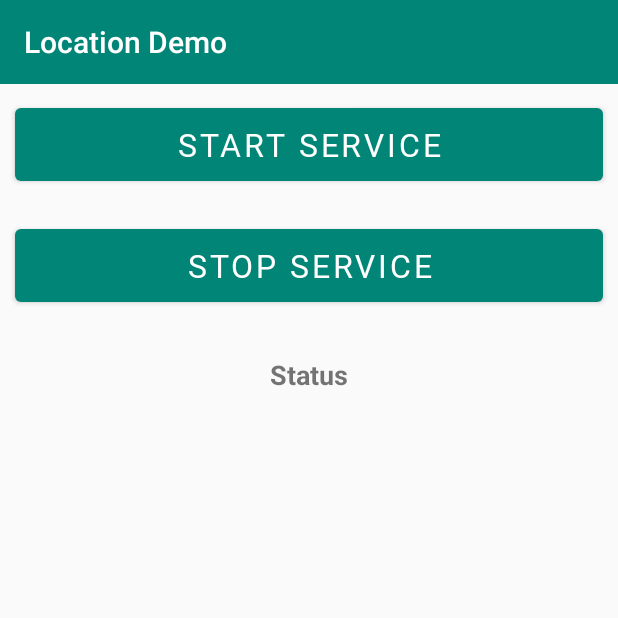
After one commit to manishpatelgt/kotlindemo, an Android app: the LocationDemoActivity screen opened directly, with no data from a screen before it, on a phone screen of 412 x 824 dp, the top half of it. The commit adds this screen. Run offline under Robolectric (Android 15) with nearby library versions, the phone set to English and light mode, and no system bars; libraries missing offline, so code that uses them is left out: com.karumi.dexter; 3 statements that could not run were skipped.

Commit message:
- Added location logic

```diff
--- a/app/src/main/java/com/kotlindemo/activity/MainActivity.kt
+++ b/app/src/main/java/com/kotlindemo/activity/MainActivity.kt
@@ -9,6 +9,7 @@ import com.kotlindemo.activity.databinding.DataBindingActivity
 import com.kotlindemo.activity.databinding2.DataBindingActivity2
 import com.kotlindemo.activity.lifecycle.LifeCycleActivity
 import com.kotlindemo.activity.livedata.LiveDataActivity
+import com.kotlindemo.activity.location.LocationDemoActivity
 import com.kotlindemo.activity.motion.MotionActivity
 import com.kotlindemo.activity.mvc.view.MVCDemoActivity
 import com.kotlindemo.activity.mvp.view.MVPDemoActivity
@@ -106,6 +107,10 @@ class MainActivity : ParentActivity() {
             startActivity<com.kotlindemo.activity.retrofitdemo2.RetrofitDemoActivity>()
         }
 
+        location_button.setOnClickListener {
+            startActivity<LocationDemoActivity>()
+        }
+
         //From directly Object
         val pi = Consts.pi
 
--- /dev/null
+++ b/app/src/main/java/com/kotlindemo/activity/location/LocationDemoActivity.kt
@@ -0,0 +1,103 @@
+package com.kotlindemo.activity.location
+
+import android.Manifest
+import android.content.ComponentName
+import android.content.Context
+import android.content.Intent
+import android.content.ServiceConnection
+import android.os.Bundle
+import android.os.IBinder
+import com.karumi.dexter.Dexter
+import com.karumi.dexter.MultiplePermissionsReport
+import com.karumi.dexter.PermissionToken
+import com.karumi.dexter.listener.PermissionRequest
+import com.karumi.dexter.listener.multi.MultiplePermissionsListener
+import com.kotlindemo.R
+import com.kotlindemo.application.ParentActivity
+import com.kotlindemo.utility.ToastManager
+import kotlinx.android.synthetic.main.activity_location.*
+
+/**
+ * Created by Manish Patel on 7/5/2019.
+ */
+class LocationDemoActivity : ParentActivity() {
+
+    companion object {
+        var gpsService: FusedLocationService? = null
+        var mTracking = false
+        val TAG: String = LocationDemoActivity.javaClass::class.java.simpleName
+    }
+
+    override fun onCreate(savedInstanceState: Bundle?) {
+        super.onCreate(savedInstanceState)
+        setContentView(R.layout.activity_location)
+        setSupportActionBar(toolbar)
+        startLocationService()
+
+        startButton.setOnClickListener {
+            gpsService?.startTracking()
+            mTracking = true
+            toggleButtons()
+        }
+
+        stopButton.setOnClickListener {
+            mTracking = false
+            gpsService?.stopTracking()
+            toggleButtons()
+        }
+    }
+
+    fun startLocationService() {
+        val intent = Intent(this.application, FusedLocationService::class.java)
+        this.application.startService(intent)
+//        this.getApplication().startForegroundService(intent);
+        this.application.bindService(intent, serviceConnection, Context.BIND_AUTO_CREATE)
+    }
+
+    private fun toggleButtons() {
+        startButton.isEnabled = !mTracking
+        stopButton.isEnabled = mTracking
+        statusTextView.text = if (mTracking) "TRACKING" else "GPS Ready"
+    }
+
+    private val serviceConnection = object : ServiceConnection {
+        override fun onServiceConnected(className: ComponentName, service: IBinder) {
+            val name = className.className
+            if (name.endsWith("FusedLocationService")) {
+                gpsService = (service as FusedLocationService.LocalBinder).service
+                startButton.isEnabled = true
+                statusTextView.text = "GPS Ready"
+            }
+        }
+
+        override fun onServiceDisconnected(className: ComponentName) {
+            if (className.className == "FusedLocationService") {
+                gpsService = null
+            }
+        }
+    }
+
+    override fun onResume() {
+        super.onResume()
+
+        Dexter.withActivity(this)
+            .withPermissions(
+                Manifest.permission.ACCESS_FINE_LOCATION,
+                Manifest.permission.ACCESS_COARSE_LOCATION,
+                Manifest.permission.WRITE_EXTERNAL_STORAGE,
+                Manifest.permission.READ_EXTERNAL_STORAGE
+            ).withListener(object : MultiplePermissionsListener {
+                override fun onPermissionsChecked(report: MultiplePermissionsReport) {
+                    ToastManager.getInstance().showToast("All permission granted")
+                }
+
+                override fun onPermissionRationaleShouldBeShown(
+                    permissions: List<PermissionRequest>,
+                    token: PermissionToken
+                ) {
+                    token.continuePermissionRequest()
+                }
+            }).check()
+
+    }
+}
--- /dev/null
+++ b/app/src/main/res/layout/activity_location.xml
@@ -0,0 +1,62 @@
+<?xml version="1.0" encoding="utf-8"?>
+<RelativeLayout xmlns:android="http://schemas.android.com/apk/res/android"
+    xmlns:app="http://schemas.android.com/apk/res-auto"
+    xmlns:tools="http://schemas.android.com/tools"
+    android:layout_width="match_parent"
+    android:layout_height="match_parent">
+
+    <androidx.appcompat.widget.Toolbar
+        android:id="@+id/toolbar"
+        android:layout_width="match_parent"
+        android:layout_height="?attr/actionBarSize"
+        android:layout_alignParentTop="true"
+        android:background="?attr/colorPrimary"
+        android:theme="@style/AppTheme.AppBarOverlay"
+        app:popupTheme="@style/AppTheme.PopupOverlay" />
+
+    <com.google.android.material.button.MaterialButton
+        android:id="@+id/startButton"
+        android:layout_width="match_parent"
+        android:layout_height="wrap_content"
+        android:layout_below="@id/toolbar"
+        android:layout_gravity="center_horizontal"
+        android:layout_margin="10dp"
+        android:fontFamily="@font/roboto"
+        android:gravity="center"
+        android:padding="10dp"
+        android:paddingStart="@dimen/padding"
+        android:paddingEnd="@dimen/padding"
+        android:text="Start Service"
+        android:textAlignment="center"
+        android:textColor="@android:color/white"
+        android:textSize="21sp" />
+
+    <com.google.android.material.button.MaterialButton
+        android:id="@+id/stopButton"
+        android:layout_width="match_parent"
+        android:layout_height="wrap_content"
+        android:layout_below="@id/startButton"
+        android:layout_gravity="center_horizontal"
+        android:layout_margin="10dp"
+        android:fontFamily="@font/roboto"
+        android:gravity="center"
+        android:padding="10dp"
+        android:paddingStart="@dimen/padding"
+        android:paddingEnd="@dimen/padding"
+        android:text="Stop Service"
+        android:textAlignment="center"
+        android:textColor="@android:color/white"
+        android:textSize="21sp" />
+
+    <TextView
+        android:id="@+id/statusTextView"
+        android:layout_width="wrap_content"
+        android:layout_height="wrap_content"
+        android:layout_below="@id/stopButton"
+        android:layout_centerHorizontal="true"
+        android:layout_margin="20dp"
+        android:text="Status"
+        android:textSize="18sp"
+        android:textStyle="bold" />
+
+</RelativeLayout>
--- a/app/src/main/res/values/strings.xml
+++ b/app/src/main/res/values/strings.xml
@@ -21,6 +21,7 @@
     <string name="retrofit_activity_title">ViewModel + LiveData + Retrofit Demo</string>
     <string name="mvp_activity_title">MVP Demo</string>
     <string name="mvc_activity_title">MVC Demo</string>
+    <string name="location_activity_title">Location Demo</string>
 
     <string name="button_room">Android Room</string>
     <string name="button_mvp">MVP</string>
@@ -36,6 +37,7 @@
     <string name="button_motion">Motion Layout</string>
     <string name="button_retrofit">ViewModel + LiveData + Retrofit</string>
     <string name="button_retrofit2">ViewModel + LiveData + Retrofit + Sealed Class</string>
+    <string name="button_location">Location</string>
 
     <string name="next">Next Screen</string>
     <string name="image">Random city image</string>
--- a/build.gradle
+++ b/build.gradle
@@ -2,6 +2,9 @@
 
 buildscript {
 
+    ext {
+        playServicesLibVersion = '16.0.0'
+    }
     repositories {
         google()
         jcenter()
```
Also changed, not shown: app/build.gradle (+12 -1 lines), app/src/main/AndroidManifest.xml (+25 -0 lines), app/src/main/assets/logback.xml (added, +60 -0 lines), app/src/main/java/com/kotlindemo/activity/location/FusedLocationService.kt (added, +197 -0 lines), app/src/main/java/com/kotlindemo/activity/location/LocationResultHelper.kt (added, +12 -0 lines), app/src/main/java/com/kotlindemo/activity/location/LocationUpdatesIntentService.kt (added, +32 -0 lines), app/src/main/java/com/kotlindemo/activity/location/NotificationHelper.kt (added, +76 -0 lines), app/src/main/java/com/kotlindemo/utility/ContextExtensions.kt (added, +38 -0 lines), app/src/main/res/layout/content_main.xml (+14 -0 lines).
